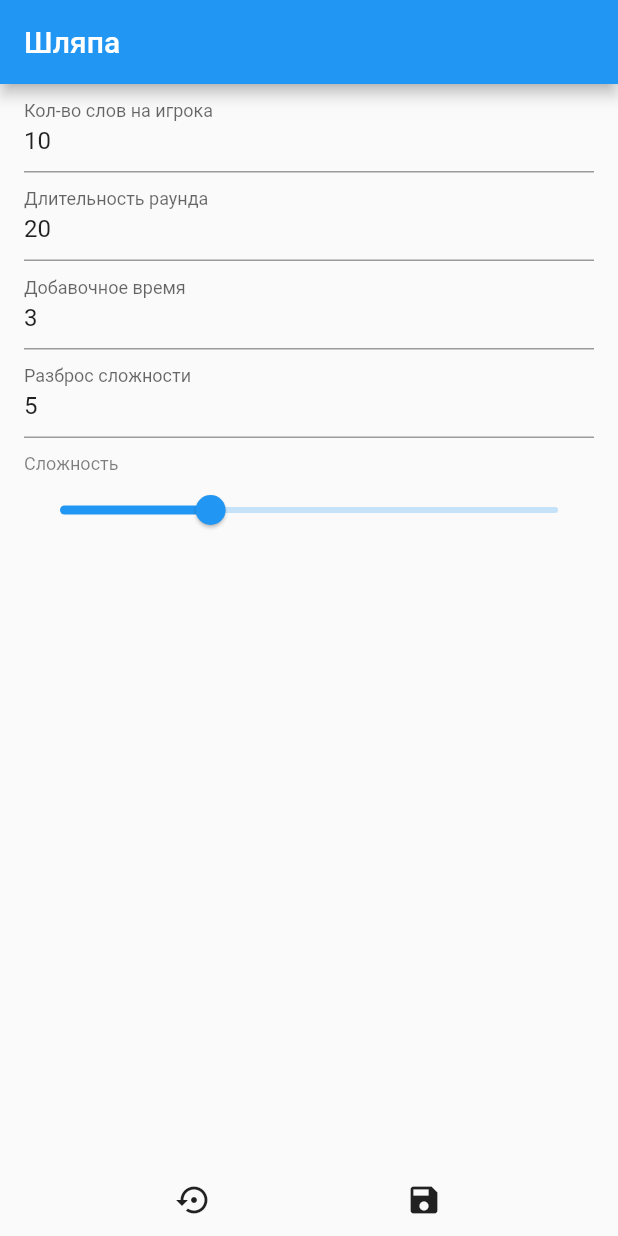
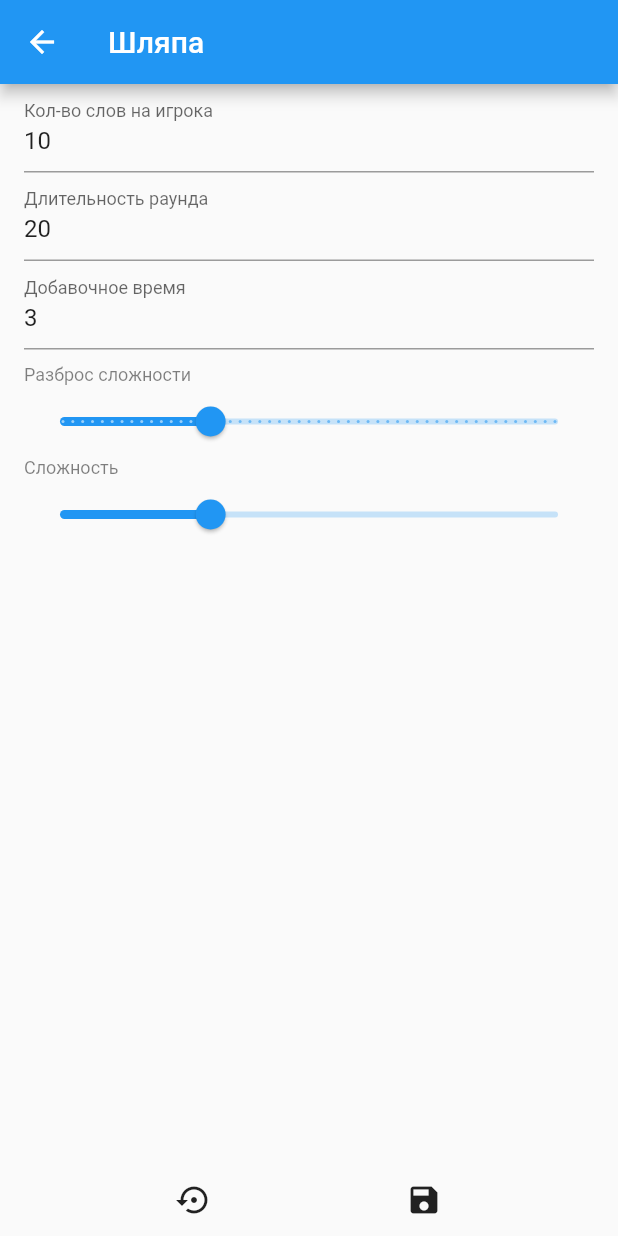
Before and after one commit to sashkent3/beret, a Flutter app: the screen it shows after launch, after a tap on "Настройки", on a phone screen of 412 x 824 dp. Run offline on Flutter 3.47's test engine with Material 2 defaults, Android fonts, the phone set to English and light mode, and no system bars; our stand-ins replace flutter_cache_manager, flutter_mobx, mobx, shared_preferences; missing offline and left inert: normal; generated files the repository leaves out were written again.

Commit message:
difficultyDispersion is now slider

```diff
--- a/lib/app_state.dart
+++ b/lib/app_state.dart
@@ -42,7 +42,7 @@ abstract class _AppState with Store {
   void restoreDefaultSettings() {
     prefs.setInt('matchDifficulty', 30);
     prefs.setInt('wordsPerPlayer', 10);
-    prefs.setInt('difficultyDispersion', 5);
+    prefs.setInt('difficultyDispersion', 15);
     prefs.setInt('lastStateLength', 3);
     prefs.setInt('mainStateLength', 20);
   }
--- a/lib/main.dart
+++ b/lib/main.dart
@@ -35,14 +35,17 @@ class MyApp extends StatelessWidget {
                           'Быстрая игра', style: TextStyle(fontSize: 20))),
                   RaisedButton(
                       onPressed: () {
-                        int _currentSetDifficulty =
-                        currentState.prefs.getInt('matchDifficulty');
                         Navigator.push(
                           context,
                           MaterialPageRoute(
                               builder: (context) =>
                                   Settings(
-                                      currentSetDifficulty: _currentSetDifficulty)),
+                                      currentSetDifficulty:
+                                      currentState.prefs.getInt(
+                                          'matchDifficulty'),
+                                      currentSetDifficultyDispersion: currentState
+                                          .prefs
+                                          .getInt('difficultyDispersion'))),
                         );
                       },
                       child: Text('Настройки', style: TextStyle(fontSize: 20)))
--- a/lib/settings.dart
+++ b/lib/settings.dart
@@ -5,8 +5,11 @@ import 'app_state.dart';
 
 class Settings extends StatefulWidget {
   final int currentSetDifficulty;
+  final int currentSetDifficultyDispersion;
 
-  const Settings({Key key, this.currentSetDifficulty}) : super(key: key);
+  const Settings(
+      {Key key, this.currentSetDifficulty, this.currentSetDifficultyDispersion})
+      : super(key: key);
 
   @override
   _SettingsState createState() => _SettingsState();
@@ -15,19 +18,19 @@ class Settings extends StatefulWidget {
 class _SettingsState extends State<Settings> {
   static GlobalKey<FormState> settingsKey = GlobalKey<FormState>();
   int currentSetDifficulty;
+  int currentSetDifficultyDispersion;
 
   @override
   void initState() {
     currentSetDifficulty = widget.currentSetDifficulty;
+    currentSetDifficultyDispersion = widget.currentSetDifficultyDispersion;
     super.initState();
   }
 
   @override
   Widget build(BuildContext context) {
     final currentState = Provider.of<AppState>(context);
-    return MaterialApp(
-        title: 'Шляпа',
-        home: Scaffold(
+    return Scaffold(
         appBar: AppBar(
           title: Text('Шляпа'),
         ),
@@ -104,35 +107,29 @@ class _SettingsState extends State<Settings> {
                             .setInt('lastStateLength', int.parse(value));
                       },
                     ),
-                        TextFormField(
-                          keyboardType: TextInputType.number,
-                          initialValue: currentState.prefs
-                              .getInt('difficultyDispersion')
-                              .toString(),
-                          decoration: const InputDecoration(
-                            labelText: 'Разброс сложности',
-                          ),
-                          validator: (value) {
-                            if (int.tryParse(value) == null) {
-                              return 'Должно быть целым неотрицательным числом';
-                            } else if (int.parse(value) < 0) {
-                              return 'Должно быть целым неотрицательным числом';
-                            } else {
-                              return null;
-                            }
-                          },
-                          onSaved: (value) {
-                            currentState.prefs.setInt(
-                                'difficultyDispersion', int.parse(value));
-                          },
-                        ),
                     Padding(
                         padding: EdgeInsets.only(top: 10),
-                            child: Text('Сложность',
+                        child: Text('Разброс сложности',
                             style: TextStyle(
                                 fontSize: 12,
                                 color: Colors.black.withOpacity(0.5)))),
-                        Slider(
+                    Slider.adaptive(
+                      min: 0,
+                      max: 50,
+                      divisions: 50,
+                      label: currentSetDifficultyDispersion.toString(),
+                      value: currentSetDifficultyDispersion.toDouble(),
+                      onChanged: (value) {
+                        setState(() {
+                          currentSetDifficultyDispersion = value.toInt();
+                        });
+                      },
+                    ),
+                    Text('Сложность',
+                        style: TextStyle(
+                            fontSize: 12,
+                            color: Colors.black.withOpacity(0.5))),
+                    Slider.adaptive(
                       min: 0,
                       max: 100,
                       divisions: 100,
@@ -150,27 +147,33 @@ class _SettingsState extends State<Settings> {
               child: Row(
                 children: <Widget>[
                   IconButton(
+                      tooltip: 'Восстановить стандартные настройки',
                       icon: Icon(Icons.settings_backup_restore),
                       onPressed: () {
                         currentState.restoreDefaultSettings();
                         currentSetDifficulty =
                             currentState.prefs.getInt('matchDifficulty');
+                        currentSetDifficultyDispersion =
+                            currentState.prefs.getInt('difficultyDispersion');
                         setState(() {
                           settingsKey = GlobalKey<FormState>();
                         });
                       }),
                   IconButton(
+                      tooltip: 'Сохранить настройки',
                       icon: Icon(Icons.save),
                       onPressed: () {
                         if (settingsKey.currentState.validate()) {
                           settingsKey.currentState.save();
-                              currentState.prefs.setInt(
-                                  'matchDifficulty', currentSetDifficulty);
+                          currentState.prefs
+                              .setInt('matchDifficulty', currentSetDifficulty);
+                          currentState.prefs.setInt('difficultyDispersion',
+                              currentSetDifficultyDispersion);
                         }
                       })
                 ],
                 mainAxisAlignment: MainAxisAlignment.spaceEvenly,
               ))
-            ])));
+        ]));
   }
 }
--- a/lib/turn.dart
+++ b/lib/turn.dart
@@ -73,9 +73,7 @@ class Turn extends StatelessWidget {
             return Stack(children: <Widget>[
               Center(
                   child: SizedBox(
-                          width: 200.0,
-                          height: 100.0,
-                          child: PlayersDisplay())),
+                      width: 200.0, height: 100.0, child: PlayersDisplay())),
               Align(
                 alignment: Alignment.bottomCenter,
                 child: GameStartButton(),
```
Also changed, not shown: lib/match.dart (+34 -22 lines). Lines whose indentation alone changed are shown as unchanged.
